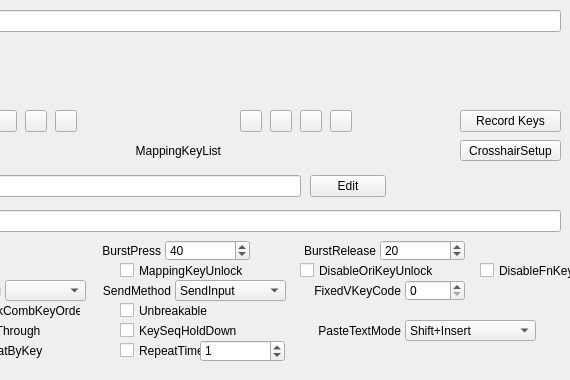
Qt form QKeyMapper/qitemsetupdialog.ui (Zalafina/QKeyMapper) before a commit; both pictures show x 150 to 720 and y 0 to 380 of the 820 by 380 pixel window.
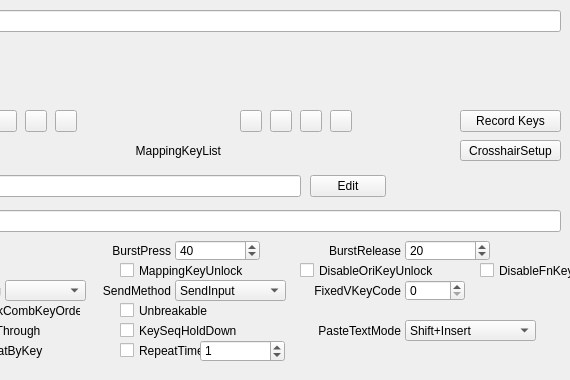
The same form after that commit.

Commit message: Add select setting custom icon dialog.

What changed in the file:
```diff
--- a/QKeyMapper/qitemsetupdialog.ui
+++ b/QKeyMapper/qitemsetupdialog.ui
@@ -91,7 +91,7 @@
   <widget class="QSpinBox" name="burstpressSpinBox">
    <property name="geometry">
     <rect>
-     <x>315</x>
+     <x>325</x>
      <y>240</y>
      <width>85</width>
      <height>21</height>
@@ -107,7 +107,7 @@
   <widget class="QLabel" name="burstpressLabel">
    <property name="geometry">
     <rect>
-     <x>230</x>
+     <x>240</x>
      <y>240</y>
      <width>81</width>
      <height>21</height>
@@ -123,7 +123,7 @@
   <widget class="QLabel" name="burstreleaseLabel">
    <property name="geometry">
     <rect>
-     <x>405</x>
+     <x>430</x>
      <y>240</y>
      <width>121</width>
      <height>21</height>
@@ -139,7 +139,7 @@
   <widget class="QSpinBox" name="burstreleaseSpinBox">
    <property name="geometry">
     <rect>
-     <x>530</x>
+     <x>555</x>
      <y>240</y>
      <width>85</width>
      <height>21</height>
```
The commit also changes 4 other files.
